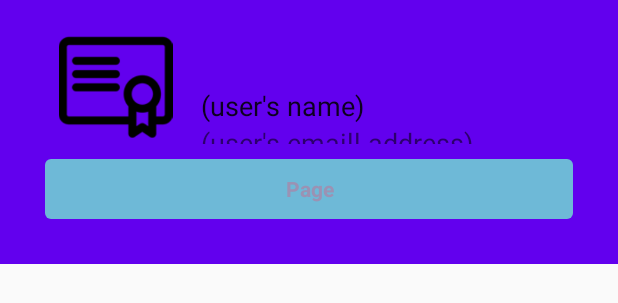
After one commit to LitianD/MySportClub, an Android app: the layout item_vp2.xml on its own in the app's theme, with its tools: preview values and no code run, on a phone screen of 412 x 824 dp. The commit adds this screen. Shown: the top 303 px of the screen. Run offline under Robolectric (Android 15) with nearby library versions, the phone set to English and light mode, and no system bars.

Commit message:
item0,item3,item4 have been changed

```diff
--- /dev/null
+++ b/app/src/main/res/drawable-xxxhdpi/ic_icon_basketball.xml
@@ -0,0 +1,4 @@
+<vector android:height="24dp" android:viewportHeight="401.625"
+    android:viewportWidth="401.625" android:width="24dp" xmlns:android="http://schemas.android.com/apk/res/android">
+    <path android:fillColor="#FF000000" android:pathData="M0,9.6v286.9h114.8l19.1,61.2c3.8,19.1 32.5,34.4 66.9,34.4s63.1,-15.3 66.9,-34.4l0,0l19.1,-61.2h114.8V9.6H0zM130.1,283l-7.7,-23c9.6,3.8 19.1,7.7 32.5,11.5l3.8,21C147.3,290.7 137.7,286.9 130.1,283zM137.7,306c7.7,1.9 15.3,3.8 24.9,5.7l3.8,19.1c-7.7,-1.9 -15.3,-1.9 -21,-3.8L137.7,306zM153,353.8L153,353.8l-1.9,-5.7c5.7,1.9 11.5,1.9 17.2,3.8l3.8,17.2C160.6,365.3 153,359.5 153,353.8zM191.3,372.9L191.3,372.9l-3.8,-19.1c1.9,0 1.9,0 3.8,0V372.9zM191.3,334.7c-1.9,0 -3.8,0 -7.7,0l-3.8,-19.1c3.8,0 7.7,0 11.5,0V334.7zM191.3,296.4c-5.7,0 -9.6,0 -13.4,0l-3.8,-19.1c5.7,0 11.5,1.9 17.2,1.9V296.4zM210.4,372.9L210.4,372.9v-19.1c1.9,0 1.9,0 3.8,0L210.4,372.9zM218,334.7c-1.9,0 -3.8,0 -7.7,0v-19.1c3.8,0 7.7,0 11.5,0L218,334.7zM223.8,294.5c-3.8,0 -9.6,0 -13.4,0V275.4c5.7,0 11.5,0 17.2,-1.9L223.8,294.5zM248.6,353.8L248.6,353.8c0,5.7 -7.7,11.5 -19.1,15.3l3.8,-17.2c5.7,0 11.5,-1.9 17.2,-3.8L248.6,353.8zM258.2,327c-5.7,1.9 -13.4,3.8 -21,3.8l3.8,-19.1c9.6,-1.9 17.2,-3.8 24.9,-5.7L258.2,327zM271.6,283c-7.7,3.8 -17.2,5.7 -28.7,9.6l3.8,-21c11.5,-1.9 22.9,-5.7 32.5,-11.5L271.6,283zM200.8,258.2c-47.8,0 -86.1,-13.4 -86.1,-28.7s38.3,-28.7 86.1,-28.7s86.1,13.4 86.1,28.7S248.6,258.2 200.8,258.2zM97.5,219.9H76.5V86.1h248.6v133.9h-21c-9.6,-21 -51.6,-38.3 -103.3,-38.3S107.1,198.9 97.5,219.9zM382.5,277.3h-89.9l11.5,-36.3c0,0 0,0 0,-1.9h40.2V66.9H57.4v172.1h40.2c0,0 0,0 0,1.9l11.5,36.3H19.1V28.7H382.5V277.3z"/>
+</vector>
--- /dev/null
+++ b/app/src/main/res/drawable-xxxhdpi/ic_icon_boxing.xml
@@ -0,0 +1,5 @@
+<vector android:height="24dp" android:viewportHeight="401.625"
+    android:viewportWidth="401.625" android:width="24dp" xmlns:android="http://schemas.android.com/apk/res/android">
+    <path android:fillColor="#FF000000" android:pathData="M153,344.3h76.5v19.1h-76.5z"/>
+    <path android:fillColor="#FF000000" android:pathData="M248.6,0H229.5c-63.1,0 -114.8,51.6 -114.8,114.8v19.1c0,0 -76.5,0 -76.5,57.4c0,76.5 76.5,74.6 76.5,133.9v38.3c0,21 17.2,38.3 38.3,38.3h172.1c21,0 38.3,-17.2 38.3,-38.3v-38.3V114.8C363.4,51.6 311.7,0 248.6,0zM344.3,363.4c0,11.5 -7.7,19.1 -19.1,19.1H153c-11.5,0 -19.1,-7.7 -19.1,-19.1v-38.3H344.3V363.4zM344.3,306H132c-17.2,-57.4 -74.6,-55.5 -74.6,-114.8c0,-36.3 51.6,-38.3 68.8,-38.3c0,0 1.9,0 1.9,1.9c7.7,1.9 15.3,5.7 23,7.7c15.3,3.8 28.7,7.7 42.1,9.6c9.6,1.9 17.2,1.9 24.9,1.9c19.1,0 40.2,-3.8 59.3,-11.5c7.7,-1.9 13.4,-3.8 19.1,-7.7c3.8,-1.9 5.7,-1.9 7.7,-3.8l-7.7,-17.2c-1.9,0 -3.8,1.9 -5.7,3.8c-5.7,1.9 -11.5,3.8 -17.2,5.7c-17.2,5.7 -36.3,9.6 -53.5,9.6c-7.7,0 -13.4,0 -23,-1.9c-13.4,-1.9 -26.8,-3.8 -40.2,-9.6c-7.7,-1.9 -15.3,-3.8 -23,-7.7h-1.9v-21c0,-53.5 44,-95.6 95.6,-95.6h19.1c53.5,0 95.6,42.1 95.6,95.6V306H344.3z"/>
+</vector>
--- /dev/null
+++ b/app/src/main/res/drawable-xxxhdpi/ic_icon_football.xml
@@ -0,0 +1,4 @@
+<vector android:height="24dp" android:viewportHeight="478.125"
+    android:viewportWidth="478.125" android:width="24dp" xmlns:android="http://schemas.android.com/apk/res/android">
+    <path android:fillColor="#FF000000" android:pathData="M239.1,0C107.1,0 0,107.1 0,239.1c0,132 107.1,239.1 239.1,239.1c132,0 239.1,-107.1 239.1,-239.1C478.1,107.1 371,0 239.1,0zM459,225.7l-57.4,-36.3l24.9,-65C445.6,154.9 457.1,189.3 459,225.7zM413.1,105.2l-28.7,74.6l-72.7,30.6l-63.1,-49.7V88l66.9,-55.5C355.7,47.8 388.2,72.7 413.1,105.2zM300.3,227.6L275.4,306h-72.7l-24.9,-78.4l61.2,-49.7L300.3,227.6zM239.1,19.1c19.1,0 38.3,1.9 55.5,7.7l-55.5,44L183.6,26.8C200.8,21 219.9,19.1 239.1,19.1zM162.6,32.5L229.5,88v72.7l-63.1,51.6l-72.7,-30.6l-28.7,-76.5C89.9,72.7 122.4,47.8 162.6,32.5zM51.6,124.3L76.5,189.3l-57.4,36.3C21,189.3 32.5,154.9 51.6,124.3zM59.3,365.3c-23,-32.5 -38.3,-72.7 -40.2,-116.7L91.8,200.8l66.9,28.7l24.9,82.2l-47.8,49.7L59.3,365.3zM74.6,384.4l63.1,-3.8l15.3,61.2C124.3,428.4 95.6,409.3 74.6,384.4zM302.2,449.4C283,455.2 262,459 239.1,459s-42.1,-3.8 -63.1,-9.6l-21,-80.3l44,-44h78.4l45.9,45.9L302.2,449.4zM323.2,441.8l15.3,-61.2l63.1,3.8C382.5,409.3 353.8,428.4 323.2,441.8zM338.5,361.5l-45.9,-47.8l24.9,-84.2l66.9,-28.7L459,248.6c-1.9,44 -17.2,84.2 -40.2,116.7L338.5,361.5z"/>
+</vector>
--- /dev/null
+++ b/app/src/main/res/drawable-xxxhdpi/ic_icon_tenis.xml
@@ -0,0 +1,5 @@
+<vector android:height="24dp" android:viewportHeight="420.75"
+    android:viewportWidth="420.75" android:width="24dp" xmlns:android="http://schemas.android.com/apk/res/android">
+    <path android:fillColor="#FF000000" android:pathData="M354.9,277.3c-21,0 -38.3,17.2 -38.3,38.3s17.2,38.3 38.3,38.3c21,0 38.3,-17.2 38.3,-38.3S375.9,277.3 354.9,277.3zM354.9,334.7c-11.5,0 -19.1,-7.7 -19.1,-19.1s7.7,-19.1 19.1,-19.1c11.5,0 19.1,7.7 19.1,19.1S364.4,334.7 354.9,334.7z"/>
+    <path android:fillColor="#FF000000" android:pathData="M333.8,153v-19.1C330,59.3 265,0 192.3,0h-19.1C98.6,0 35.5,59.3 31.7,133.9L27.8,153c-3.8,72.7 44,133.9 110.9,149.2l-3.8,99.4c0,11.5 7.7,19.1 19.1,19.1h57.4c11.5,0 19.1,-7.7 19.1,-19.1l-7.6,-99.4C291.8,286.9 339.6,225.7 333.8,153zM47,153l1.9,-19.1c3.8,-63.1 59.3,-114.8 122.4,-114.8h19.1c63.1,0 118.6,51.6 122.4,114.8L314.7,153c1.9,21 -1.9,40.2 -7.7,57.4H56.5C48.9,193.2 45.1,174 47,153zM154.1,401.6c0,0 3.8,-53.5 5.7,-95.6c3.8,0 7.7,0 13.4,0h19.1c3.8,0 9.6,0 13.4,0c3.8,44 5.7,95.6 7.7,95.6H154.1zM190.4,286.9h-19.1c-45.9,0 -84.2,-23 -105.2,-57.4H297.5C274.6,263.9 236.3,286.9 190.4,286.9z"/>
+</vector>
--- /dev/null
+++ b/app/src/main/res/drawable-xxxhdpi/ic_icon_volleyball.xml
@@ -0,0 +1,4 @@
+<vector android:height="24dp" android:viewportHeight="478.125"
+    android:viewportWidth="478.125" android:width="24dp" xmlns:android="http://schemas.android.com/apk/res/android">
+    <path android:fillColor="#FF000000" android:pathData="M239.1,0C107.1,0 0,107.1 0,239.1c0,132 107.1,239.1 239.1,239.1c132,0 239.1,-107.1 239.1,-239.1C478.1,107.1 371,0 239.1,0zM206.6,21c-1.9,0 7.7,-1.9 15.3,-1.9c5.7,0 11.5,0 17.2,0c80.3,0 149.2,42.1 187.4,105.2c3.8,5.7 9.6,17.2 9.6,17.2c-66.9,-42.1 -147.3,-63.1 -229.5,-51.6C204.6,66.9 204.6,44 206.6,21zM93.7,74.6L93.7,74.6c1.9,-1.9 7.7,-7.7 13.4,-11.5c21,-15.3 44,-26.8 68.8,-34.4c5.7,-1.9 13.4,-3.8 11.5,-3.8c-5.7,65 5.7,133.9 40.2,195.1c-19.1,32.5 -42.1,59.3 -68.8,80.3C107.1,233.3 86.1,153 93.7,74.6C93.7,74.6 91.8,74.6 93.7,74.6zM53.5,357.6L53.5,357.6c0,-1.9 -7.7,-13.4 -11.5,-21c-15.3,-28.7 -23,-63.1 -23,-97.5c0,-49.7 15.3,-93.7 44,-130.1c3.8,-7.7 11.5,-15.3 9.6,-13.4c-1.9,76.5 21,153 70.8,218C114.8,332.8 86.1,348.1 53.5,357.6L53.5,357.6zM130.1,430.3c-21,-13.4 -42.1,-28.7 -57.4,-47.8c-3.8,-3.8 -7.7,-7.7 -5.7,-7.7c72.7,-24.9 135.8,-74.6 177.9,-145.4c36.3,0 72.7,7.7 105.2,19.1c-38.3,93.7 -118.6,160.6 -208.5,185.5C143.4,438 135.8,434.1 130.1,430.3zM447.5,307.9L447.5,307.9c0,1.9 -1.9,5.7 -3.8,9.6C411.2,399.7 332.8,459 239.1,459c-23,0 -45.9,-3.8 -66.9,-9.6c-1.9,0 -3.8,-1.9 -3.8,-1.9l0,0l0,0c88,-32.5 160.6,-99.4 198.9,-191.3C397.8,269.7 424.6,286.9 447.5,307.9L447.5,307.9zM453.3,288.8L453.3,288.8c-57.4,-47.8 -130.1,-76.5 -208.5,-78.4c-17.2,-32.5 -30.6,-66.9 -36.3,-101.4C296.4,97.5 382.5,122.4 449.4,174c-1.9,-3.8 1.9,3.8 3.8,11.5c3.8,17.2 5.7,34.4 5.7,53.5c0,11.5 0,23 -1.9,32.5C455.2,279.2 453.3,286.9 453.3,288.8L453.3,288.8z"/>
+</vector>
--- /dev/null
+++ b/app/src/main/res/layout/item_vp2.xml
@@ -0,0 +1,63 @@
+<?xml version="1.0" encoding="utf-8"?>
+<LinearLayout xmlns:android="http://schemas.android.com/apk/res/android"
+    xmlns:app="http://schemas.android.com/apk/res-auto"
+    xmlns:tools="http://schemas.android.com/tools"
+    android:layout_width="match_parent"
+    android:layout_height="176dp"
+    android:gravity="bottom"
+    android:orientation="vertical"
+    android:padding="20dp"
+    tools:background="@color/design_default_color_primary">
+
+    <LinearLayout
+        android:layout_width="wrap_content"
+        android:layout_height="match_parent"
+        android:layout_weight="1"
+        android:orientation="horizontal">
+
+
+        <ImageView
+            android:layout_width="114dp"
+            android:layout_height="wrap_content"
+            android:contentDescription="@string/app_name"
+            android:src="@drawable/ic_third" />
+
+        <LinearLayout
+            android:layout_width="wrap_content"
+            android:layout_height="118dp"
+            android:gravity="center_vertical"
+            android:orientation="vertical">
+
+            <TextView
+                android:id="@+id/dip_name"
+                android:layout_width="match_parent"
+                android:layout_height="wrap_content"
+                android:paddingTop="8dp"
+                android:text="(user's name)"
+                android:textAppearance="@style/TextAppearance.AppCompat.Body1"
+                android:textSize="18sp" />
+
+            <TextView
+                android:id="@+id/dip_email"
+                android:layout_width="match_parent"
+                android:layout_height="wrap_content"
+                android:text="(user's emaill address)"
+                android:textSize="18sp" />
+
+        </LinearLayout>
+
+    </LinearLayout>
+
+    <TextView
+        android:id="@+id/txt_vp_item_page"
+        android:layout_width="match_parent"
+        android:layout_height="100dp"
+        android:layout_margin="10dp"
+        android:layout_weight="1"
+        android:background="@drawable/bg_round_rect"
+        android:gravity="center"
+        android:text="Page"
+        android:textColor="#9b92b3"
+        android:textStyle="bold" />
+
+</LinearLayout>
--- a/build.gradle
+++ b/build.gradle
@@ -9,7 +9,6 @@ buildscript {
     }
     dependencies {
         classpath 'com.android.tools.build:gradle:3.2.0'
-
 
         // NOTE: Do not place your application dependencies here; they belong
         // in the individual module build.gradle files
```
Also changed, not shown: app/src/main/java/com/zlt/mysportclub/HomeActivity.java (+24 -3 lines), app/src/main/res/drawable-xxxhdpi/ic_icon_bowling.xml (added, +7 -0 lines), app/src/main/res/layout/item_vp0.xml (renamed from app/src/main/res/layout/item_vp.xml, +16 -19 lines), app/src/main/res/layout/item_vp1.xml (added, +20 -0 lines), app/src/main/res/layout/item_vp3.xml (added, +214 -0 lines), app/src/main/res/layout/item_vp4.xml (added, +49 -0 lines), app/src/main/res/drawable-xxxhdpi/dip1.jpg (added), app/src/main/res/drawable-xxxhdpi/sport.jpg (added), app/src/main/res/drawable-xxxhdpi/sport1.jpg (added).
